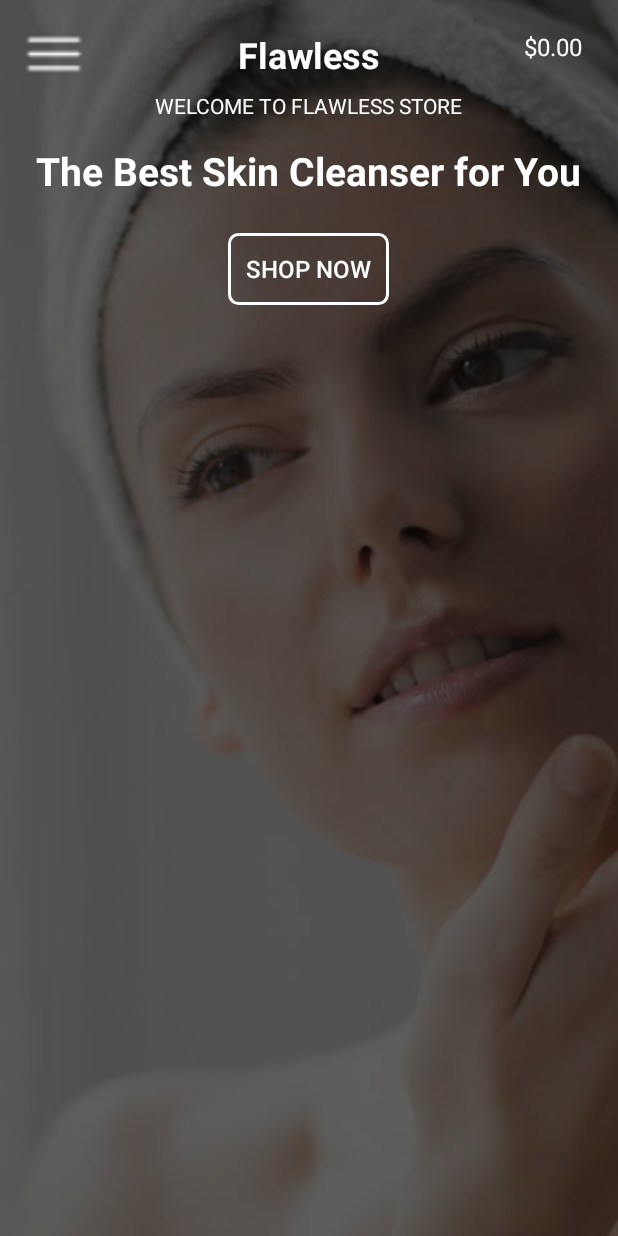
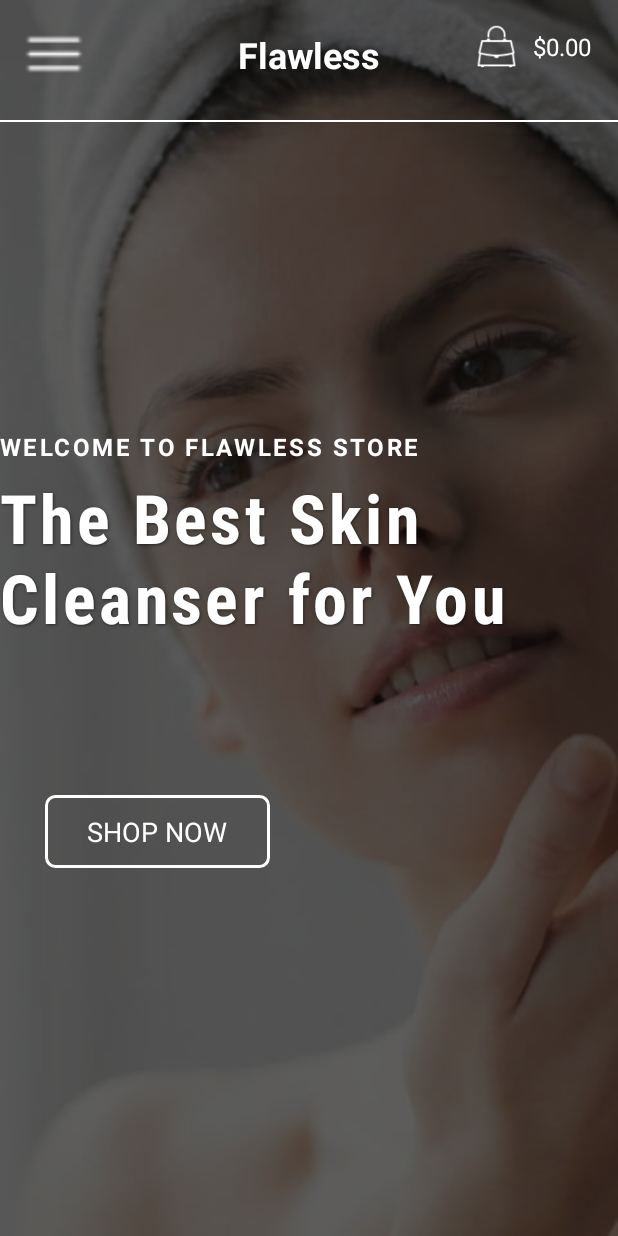
Before and after one commit to supekarsuraj/Book-My-Parking, an Android app built with Jetpack Compose: the homePage screen opened directly, with no data from a screen before it, on a phone screen of 412 x 824 dp. Run offline under Robolectric (Android 15) with nearby library versions, the phone set to English and light mode, and no system bars.

Commit message:
Change-Layout
Change-Layout

```diff
--- a/app/src/main/res/layout/home_page.xml
+++ b/app/src/main/res/layout/home_page.xml
@@ -37,7 +37,7 @@
             android:textColor="@android:color/white"
             android:layout_alignParentEnd="true"
             android:layout_centerVertical="true"
-            android:paddingEnd="8dp" />
+            android:paddingEnd="2dp" />
 
 
 
@@ -47,6 +47,7 @@
             android:layout_height="30dp"
             android:src="@drawable/bag"
             android:layout_toEndOf="@id/cartPrice"
+            android:layout_marginLeft="-80dp"
             android:layout_centerVertical="true" />
         <TextView
             android:id="@+id/cartCount"
@@ -65,7 +66,6 @@
             android:padding="2dp" />
     </RelativeLayout>
 
-    <!-- Title -->
     <TextView
         android:id="@+id/title"
         android:layout_width="wrap_content"
@@ -76,38 +76,62 @@
         android:textStyle="bold"
         android:layout_centerHorizontal="true"
         android:layout_marginTop="20dp" />
+    <View
+
+        android:layout_width="wrap_content"
+        android:layout_height="1dp"
+
+        android:background="@android:color/white"
+        android:layout_centerHorizontal="true"
+        android:layout_marginTop="80dp"
+        android:id="@+id/horizontalLine"/>
+
+
     <TextView
         android:id="@+id/subtitle"
         android:layout_width="wrap_content"
         android:layout_height="wrap_content"
+        android:layout_below="@id/title"
+        android:layout_marginTop="234dp"
+        android:fontFamily="sans-serif"
+        android:letterSpacing="0.1"
         android:text="WELCOME TO FLAWLESS STORE"
-        android:textSize="14sp"
         android:textColor="@android:color/white"
-        android:layout_below="@id/title"
-        android:layout_centerHorizontal="true"
-        android:layout_marginTop="8dp" />
+        android:textSize="16sp"
+
+        android:textStyle="bold" />
+
     <TextView
         android:id="@+id/mainHeading"
         android:layout_width="wrap_content"
         android:layout_height="wrap_content"
+        android:layout_below="@id/subtitle"
+        android:layout_marginTop="6dp"
+        android:fontFamily="sans-serif-condensed"
+        android:letterSpacing="0.05"
+        android:shadowColor="#80000000"
+        android:shadowDx="1"
+        android:shadowDy="1"
+        android:shadowRadius="2"
         android:text="The Best Skin Cleanser for You"
-        android:textSize="26sp"
         android:textColor="@android:color/white"
-        android:textStyle="bold"
-        android:layout_below="@id/subtitle"
-        android:layout_centerHorizontal="true"
-        android:layout_marginTop="16dp" />
+        android:textSize="45sp"
+        android:textStyle="bold" />
+
     <Button
         android:id="@+id/shopNowBtn"
-        android:layout_width="wrap_content"
+        android:layout_width="150dp"
         android:layout_height="wrap_content"
+        android:layout_below="@id/mainHeading"
+        android:layout_marginTop="101dp"
+        android:background="@drawable/btn_border"
+        android:fontFamily="sans-serif"
+        android:padding="12dp"
         android:text="SHOP NOW"
-        android:textSize="16sp"
+        android:textAllCaps="true"
         android:textColor="@android:color/white"
-        android:background="@drawable/btn_border"
-        android:padding="12dp"
-        android:layout_below="@id/mainHeading"
-        android:layout_centerHorizontal="true"
-        android:layout_marginTop="24dp" />
+        android:layout_marginLeft="30dp"
+        android:textSize="18sp" />
+
 
 </RelativeLayout>
```
